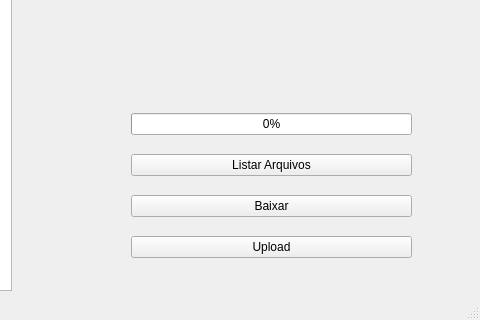
First picture: the form in Ui/client.ui, repository nicolas-beames/udpFileServer, before the edit; both pictures show x 499 to 979 and y 400 to 720 of the 979 by 720 pixel window.
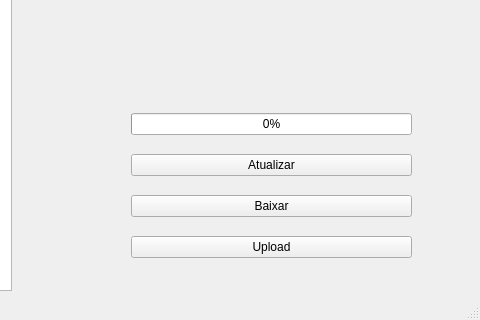
Second picture: the form after the edit.

What changed in the file:
```diff
--- a/Ui/client.ui
+++ b/Ui/client.ui
@@ -52,7 +52,7 @@
      <item>
       <widget class="QPushButton" name="but_listar">
        <property name="text">
-        <string>Listar Arquivos</string>
+        <string>Atualizar</string>
        </property>
       </widget>
      </item>
```
Left out of the diff: 2 changed lines with no effect on the pictures.
